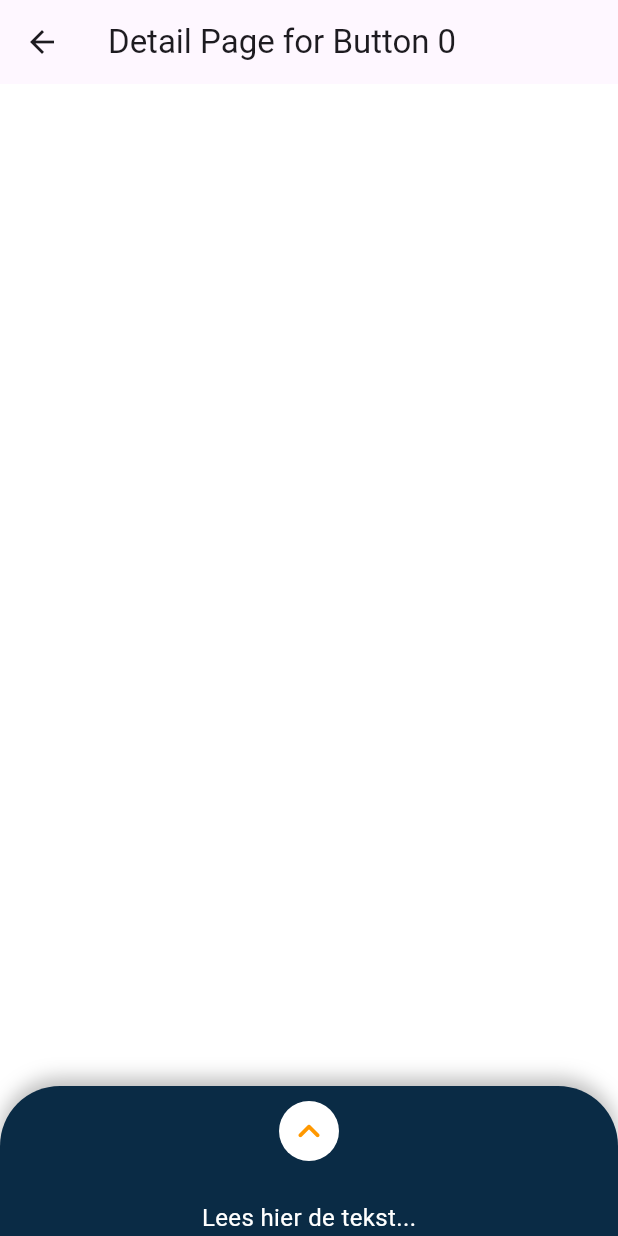
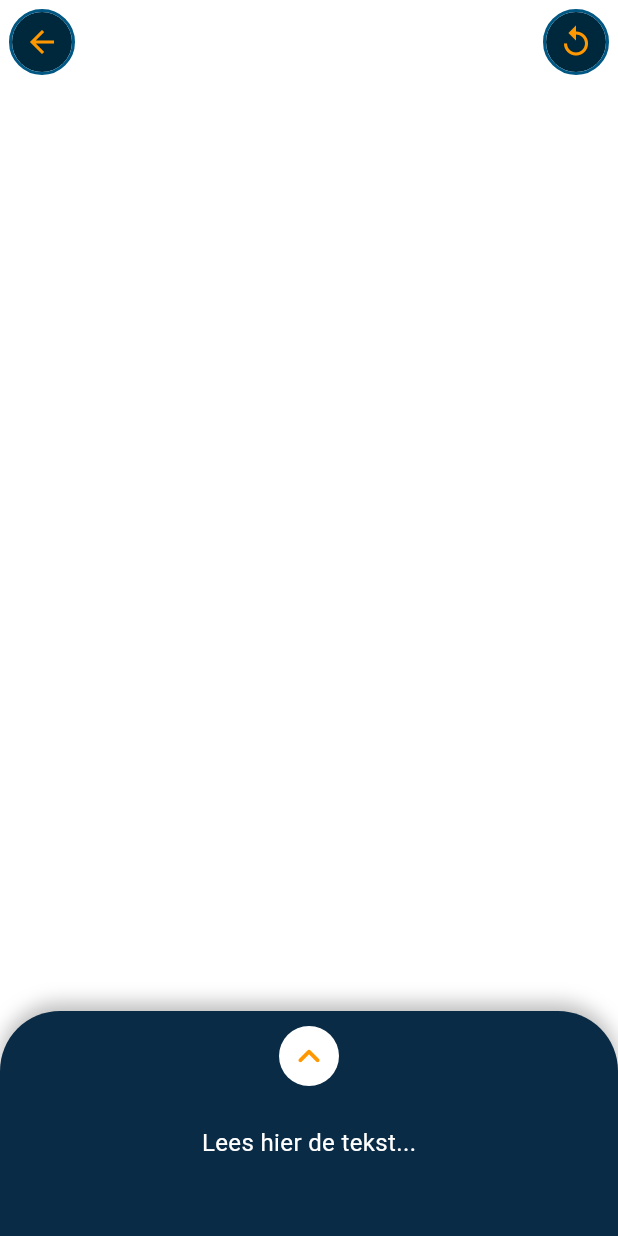
Before and after one commit to Thomas-More-Digital-Innovation/2324-ITF-001-AR-rondleiding, a Flutter app: the CameraPage screen opened directly, on a phone screen of 412 x 824 dp. Run offline on Flutter 3.47's test engine with Material 3 defaults, Android fonts, the phone set to English and light mode, and no system bars.

Commit message:
appbar en text done

```diff
--- /dev/null
+++ b/code/lib/components/Appbar.dart
@@ -0,0 +1,54 @@
+// lib/custom_app_bar.dart
+import 'package:flutter/material.dart';
+
+class CustomAppBar extends StatelessWidget implements PreferredSizeWidget {
+  final VoidCallback? onBack;
+  final VoidCallback? onReplay;
+
+  CustomAppBar({this.onBack, this.onReplay});
+
+  @override
+  Widget build(BuildContext context) {
+    return AppBar(
+      backgroundColor: Colors.transparent,
+      elevation: 0,
+      leading: IconButton(
+        icon: Container(
+          decoration: BoxDecoration(
+            color: const Color(0xFF00283C),
+            shape: BoxShape.circle,
+            border: Border.all(color: const Color(0xFF005783), width: 2, strokeAlign: BorderSide.strokeAlignOutside),
+          ),
+          padding: const EdgeInsets.all(8),
+          child: const Icon(
+            Icons.arrow_back,
+            color: Colors.orange,
+            size: 24,
+          ),
+        ),
+        onPressed: onBack ?? () => Navigator.pop(context),
+      ),
+      actions: [
+        IconButton(
+          icon: Container(
+            decoration: BoxDecoration(
+              color: const Color(0xFF00283C),
+              shape: BoxShape.circle,
+              border: Border.all(color: const Color(0xFF005783), width: 2, strokeAlign: BorderSide.strokeAlignOutside),
+            ),
+            padding: const EdgeInsets.all(8),
+            child: const Icon(
+              Icons.replay,
+              color: Colors.orange,
+              size: 24,
+            ),
+          ),
+          onPressed: onReplay,
+        ),
+      ],
+    );
+  }
+
+  @override
+  Size get preferredSize => const Size.fromHeight(kToolbarHeight);
+}
--- a/code/lib/components/BottomTextTool.dart
+++ b/code/lib/components/BottomTextTool.dart
@@ -9,8 +9,8 @@ class BottomTextTool extends StatefulWidget {
 
 class _BottomTextToolState extends State<BottomTextTool>
     with SingleTickerProviderStateMixin {
-  double _height = 100.0; // Initial height
-  double _maxHeight = 400.0; // Maximum height when fully pulled up
+  double _height = 150.0; // Initial height
+  double _maxHeight = 800.0; // Maximum height when fully pulled up
   bool _isExpanded = false;
   late AnimationController _controller;
   late Animation<double> _animation;
--- a/code/lib/screens/CameraPage.dart
+++ b/code/lib/screens/CameraPage.dart
@@ -1,3 +1,4 @@
+import 'package:code/components/Appbar.dart';
 import 'package:flutter/material.dart';
 
 import '../components/BottomTextTool.dart';
@@ -21,9 +22,7 @@ class CameraPage extends StatelessWidget {
     }
 
     return Scaffold(
-      appBar: AppBar(
-        title: Text('Detail Page for Button $index'),
-      ),
+      appBar: CustomAppBar(),
       body: const Center(
         child: Stack(
           children: [
```
